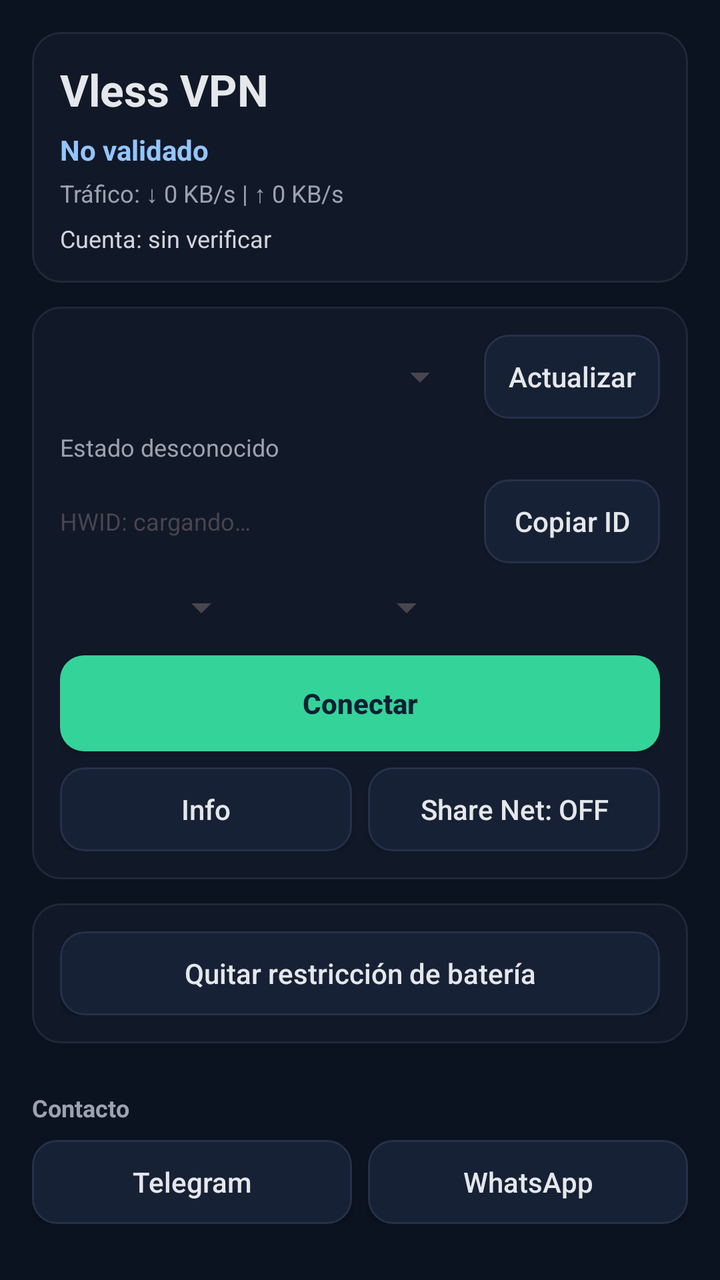
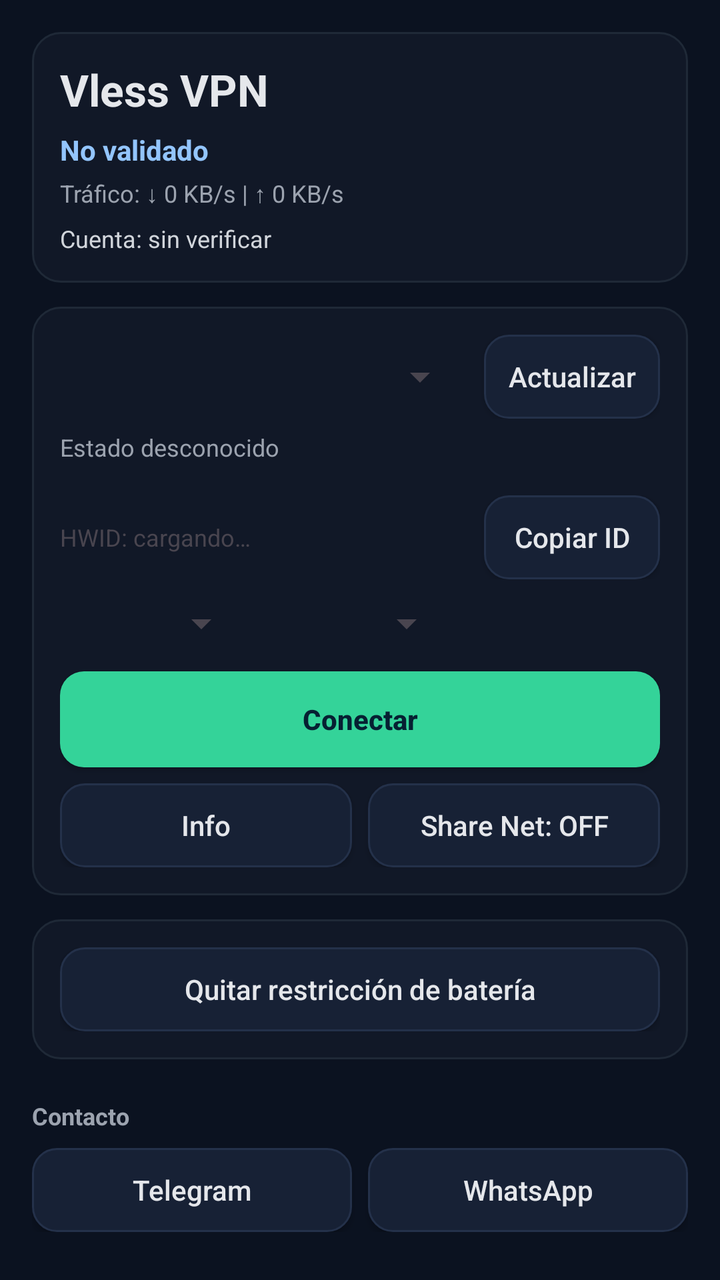

Compare the two renders of this Android layout. The source of the first and the diff that turns it into the second are given below.
<!-- AndroidManifest.xml: application theme Theme.LocalVpnProxy -->
<!-- res/layout/activity_main.xml -->
<?xml version="1.0" encoding="utf-8"?>
<androidx.constraintlayout.widget.ConstraintLayout xmlns:android="http://schemas.android.com/apk/res/android"
    xmlns:app="http://schemas.android.com/apk/res-auto"
    android:layout_width="match_parent"
    android:layout_height="match_parent"
    android:background="#0B1220"
    android:padding="16dp">

    <LinearLayout
        android:id="@+id/headerCard"
        android:layout_width="0dp"
        android:layout_height="wrap_content"
        android:background="@drawable/card_surface"
        android:orientation="vertical"
        android:padding="14dp"
        app:layout_constraintEnd_toEndOf="parent"
        app:layout_constraintStart_toStartOf="parent"
        app:layout_constraintTop_toTopOf="parent">

        <TextView
            android:layout_width="match_parent"
            android:layout_height="wrap_content"
            android:text="@string/app_name"
            android:textColor="#E5E7EB"
            android:textSize="22sp"
            android:textStyle="bold" />

        <TextView
            android:id="@+id/statusLabel"
            android:layout_width="match_parent"
            android:layout_height="wrap_content"
            android:layout_marginTop="6dp"
            android:text="@string/status_not_validated"
            android:textColor="#93C5FD"
            android:textSize="14sp"
            android:textStyle="bold" />

        <TextView
            android:id="@+id/trafficLabel"
            android:layout_width="match_parent"
            android:layout_height="wrap_content"
            android:layout_marginTop="4dp"
            android:text="@string/traffic_idle"
            android:textColor="#9CA3AF"
            android:textSize="12sp" />

        <TextView
            android:id="@+id/accountLabel"
            android:layout_width="match_parent"
            android:layout_height="wrap_content"
            android:layout_marginTop="6dp"
            android:text="@string/account_unknown"
            android:textColor="#D1D5DB"
            android:textSize="12sp" />
    </LinearLayout>

    <LinearLayout
        android:id="@+id/configCard"
        android:layout_width="0dp"
        android:layout_height="wrap_content"
        android:layout_marginTop="12dp"
        android:background="@drawable/card_surface"
        android:orientation="vertical"
        android:padding="14dp"
        app:layout_constraintEnd_toEndOf="parent"
        app:layout_constraintStart_toStartOf="parent"
        app:layout_constraintTop_toBottomOf="@id/headerCard">

        <LinearLayout
            android:layout_width="match_parent"
            android:layout_height="wrap_content"
            android:gravity="center_vertical"
            android:orientation="horizontal">

            <Spinner
                android:id="@+id/serverSpinner"
                android:layout_width="0dp"
                android:layout_height="wrap_content"
                android:layout_weight="1" />

            <Button
                android:id="@+id/updateServersButton"
                android:layout_width="wrap_content"
                android:layout_height="wrap_content"
                android:layout_marginStart="8dp"
                android:background="@drawable/button_ghost"
                android:minHeight="42dp"
                android:text="@string/update_servers"
                android:textAllCaps="false"
                android:textColor="#E5E7EB" />
        </LinearLayout>

        <TextView
            android:id="@+id/serverStateLabel"
            android:layout_width="match_parent"
            android:layout_height="wrap_content"
            android:layout_marginTop="6dp"
            android:text="@string/server_state_unknown"
            android:textColor="#9CA3AF"
            android:textSize="12sp" />

        <LinearLayout
            android:layout_width="match_parent"
            android:layout_height="wrap_content"
            android:layout_marginTop="8dp"
            android:gravity="center_vertical"
            android:orientation="horizontal">

            <TextView
                android:id="@+id/hwidLabel"
                android:layout_width="0dp"
                android:layout_height="wrap_content"
                android:layout_weight="1"
                android:text="@string/hwid_label"
                android:textSize="12sp" />

            <Button
                android:id="@+id/copyIdButton"
                android:layout_width="wrap_content"
                android:layout_height="wrap_content"
                android:background="@drawable/button_ghost"
                android:minHeight="42dp"
                android:paddingHorizontal="12dp"
                android:text="@string/copy_id"
                android:textAllCaps="false"
                android:textColor="#E5E7EB" />
        </LinearLayout>

        <LinearLayout
            android:layout_width="match_parent"
            android:layout_height="wrap_content"
            android:layout_marginTop="10dp"
            android:gravity="center_vertical"
            android:orientation="horizontal">

            <Spinner
                android:id="@+id/tunStackSpinner"
                android:layout_width="0dp"
                android:layout_height="wrap_content"
                android:layout_weight="1" />

            <Spinner
                android:id="@+id/muxProtocolSpinner"
                android:layout_width="0dp"
                android:layout_height="wrap_content"
                android:layout_marginStart="8dp"
                android:layout_weight="1" />

            <Spinner
                android:id="@+id/muxStreamsSpinner"
                android:layout_width="0dp"
                android:layout_height="wrap_content"
                android:layout_marginStart="8dp"
                android:layout_weight="1"
                android:background="@drawable/button_ghost" />
        </LinearLayout>

        <Button
            android:id="@+id/startVpnButton"
            android:layout_width="match_parent"
            android:layout_height="wrap_content"
            android:layout_marginTop="12dp"
            android:background="@drawable/button_primary"
            android:minHeight="48dp"
            android:text="@string/start_vpn"
            android:textAllCaps="false"
            android:textColor="#062032"
            android:textStyle="bold" />

        <LinearLayout
            android:layout_width="match_parent"
            android:layout_height="wrap_content"
            android:layout_marginTop="8dp"
            android:orientation="horizontal">

            <Button
                android:id="@+id/infoButton"
                android:layout_width="0dp"
                android:layout_height="wrap_content"
                android:layout_weight="1"
                android:background="@drawable/button_ghost"
                android:minHeight="42dp"
                android:text="@string/info_title"
                android:textAllCaps="false"
                android:textColor="#E5E7EB" />

            <Button
                android:id="@+id/shareProxyButton"
                android:layout_width="0dp"
                android:layout_height="wrap_content"
                android:layout_marginStart="8dp"
                android:layout_weight="1"
                android:background="@drawable/button_ghost"
                android:minHeight="42dp"
                android:text="@string/share_net_off"
                android:textAllCaps="false"
                android:textColor="#E5E7EB" />
        </LinearLayout>
    </LinearLayout>

    <LinearLayout
        android:id="@+id/toolsCard"
        android:layout_width="0dp"
        android:layout_height="wrap_content"
        android:layout_marginTop="12dp"
        android:background="@drawable/card_surface"
        android:orientation="vertical"
        android:padding="14dp"
        app:layout_constraintEnd_toEndOf="parent"
        app:layout_constraintStart_toStartOf="parent"
        app:layout_constraintTop_toBottomOf="@id/configCard">

        <Button
            android:id="@+id/batteryButton"
            android:layout_width="match_parent"
            android:layout_height="wrap_content"
            android:background="@drawable/button_ghost"
            android:minHeight="42dp"
            android:text="@string/battery_button"
            android:textAllCaps="false"
            android:textColor="#E5E7EB" />
    </LinearLayout>

    <LinearLayout
        android:id="@+id/contactBar"
        android:layout_width="0dp"
        android:layout_height="wrap_content"
        android:layout_marginTop="12dp"
        android:orientation="vertical"
        app:layout_constraintBottom_toBottomOf="parent"
        app:layout_constraintEnd_toEndOf="parent"
        app:layout_constraintStart_toStartOf="parent"
        app:layout_constraintTop_toBottomOf="@id/toolsCard">

        <TextView
            android:layout_width="match_parent"
            android:layout_height="wrap_content"
            android:text="@string/contact_title"
            android:textColor="#9CA3AF"
            android:textSize="12sp"
            android:textStyle="bold" />

        <LinearLayout
            android:layout_width="match_parent"
            android:layout_height="wrap_content"
            android:layout_marginTop="8dp"
            android:orientation="horizontal">

            <Button
                android:id="@+id/telegramButton"
                android:layout_width="0dp"
                android:layout_height="wrap_content"
                android:layout_weight="1"
                android:background="@drawable/button_ghost"
                android:minHeight="42dp"
                android:text="@string/contact_telegram"
                android:textAllCaps="false"
                android:textColor="#E5E7EB" />

            <Button
                android:id="@+id/whatsappButton"
                android:layout_width="0dp"
                android:layout_height="wrap_content"
                android:layout_marginStart="8dp"
                android:layout_weight="1"
                android:background="@drawable/button_ghost"
                android:minHeight="42dp"
                android:text="@string/contact_whatsapp"
                android:textAllCaps="false"
                android:textColor="#E5E7EB" />
        </LinearLayout>
    </LinearLayout>

</androidx.constraintlayout.widget.ConstraintLayout>
<!-- resources referenced by this layout -->
<resources>
  <!-- drawable button_ghost (drawable) -->
  <?xml version="1.0" encoding="utf-8"?>
  <ripple xmlns:android="http://schemas.android.com/apk/res/android" android:color="#2FFFFFFF">
      <item>
          <shape>
              <solid android:color="#172135" />
              <corners android:radius="12dp" />
              <stroke android:width="1dp" android:color="#24314A" />
          </shape>
      </item>
  </ripple>
  <!-- drawable button_primary (drawable) -->
  <?xml version="1.0" encoding="utf-8"?>
  <ripple xmlns:android="http://schemas.android.com/apk/res/android" android:color="#66FFFFFF">
      <item>
          <shape>
              <solid android:color="#34D399" />
              <corners android:radius="12dp" />
          </shape>
      </item>
  </ripple>
  <!-- drawable card_surface (drawable) -->
  <?xml version="1.0" encoding="utf-8"?>
  <shape xmlns:android="http://schemas.android.com/apk/res/android">
      <solid android:color="#111827" />
      <corners android:radius="14dp" />
      <stroke android:width="1dp" android:color="#1F2937" />
      <padding
          android:left="12dp"
          android:top="12dp"
          android:right="12dp"
          android:bottom="12dp" />
  </shape>
  <string name="account_unknown">Cuenta: sin verificar</string>
  <string name="app_name">Vless VPN</string>
  <string name="battery_button">Quitar restricción de batería</string>
  <string name="contact_telegram">Telegram</string>
  <string name="contact_title">Contacto</string>
  <string name="contact_whatsapp">WhatsApp</string>
  <string name="copy_id">Copiar ID</string>
  <string name="hwid_label">HWID: cargando…</string>
  <string name="info_title">Info</string>
  <string name="server_state_unknown">Estado desconocido</string>
  <string name="share_net_off">Share Net: OFF</string>
  <string name="start_vpn">Conectar</string>
  <string name="status_not_validated">No validado</string>
  <string name="traffic_idle">Tráfico: ↓ 0 KB/s | ↑ 0 KB/s</string>
  <string name="update_servers">Actualizar</string>
  <style name="Theme.LocalVpnProxy" parent="Theme.Material3.Light.NoActionBar">
          <item name="android:statusBarColor">@android:color/transparent</item>
          <item name="android:navigationBarColor">@android:color/black</item>
      </style>
</resources>

<!-- the commit's change to res/layout/activity_main.xml (unified diff, before → after) -->
@@ -99,6 +99,13 @@
             android:textColor="#9CA3AF"
             android:textSize="12sp" />
 
+        <Spinner
+            android:id="@+id/profileSpinner"
+            android:layout_width="match_parent"
+            android:layout_height="wrap_content"
+            android:layout_marginTop="8dp"
+            android:background="@drawable/button_ghost" />
+
         <LinearLayout
             android:layout_width="match_parent"
             android:layout_height="wrap_content"
@@ -154,6 +161,20 @@
                 android:layout_weight="1"
                 android:background="@drawable/button_ghost" />
         </LinearLayout>
+
+        <EditText
+            android:id="@+id/customStreamsInput"
+            android:layout_width="match_parent"
+            android:layout_height="wrap_content"
+            android:layout_marginTop="8dp"
+            android:background="@drawable/button_ghost"
+            android:hint="@string/custom_streams_hint"
+            android:inputType="number"
+            android:paddingHorizontal="10dp"
+            android:singleLine="true"
+            android:textColor="#E5E7EB"
+            android:textColorHint="#6B7280"
+            android:visibility="gone" />
 
         <Button
             android:id="@+id/startVpnButton"
<!-- resource entries referenced after the edit -->
@@ -40,6 +40,7 @@
   <string name="contact_title">Contacto</string>
   <string name="contact_whatsapp">WhatsApp</string>
   <string name="copy_id">Copiar ID</string>
+  <string name="custom_streams_hint">Streams personalizados (1-20000)</string>
   <string name="hwid_label">HWID: cargando…</string>
   <string name="info_title">Info</string>
   <string name="server_state_unknown">Estado desconocido</string>
